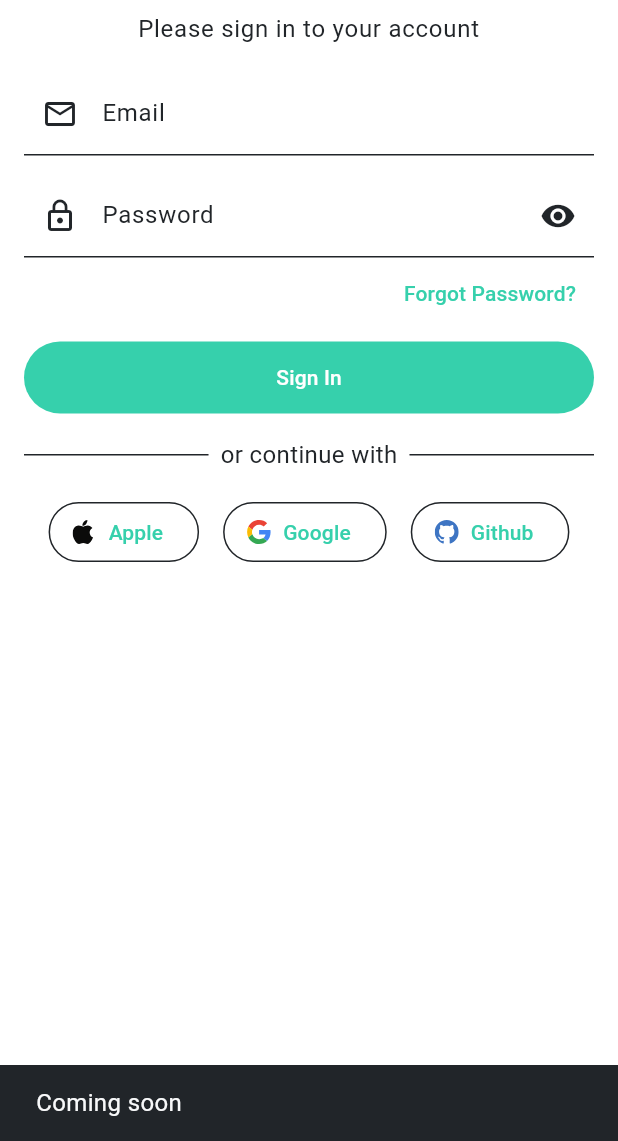
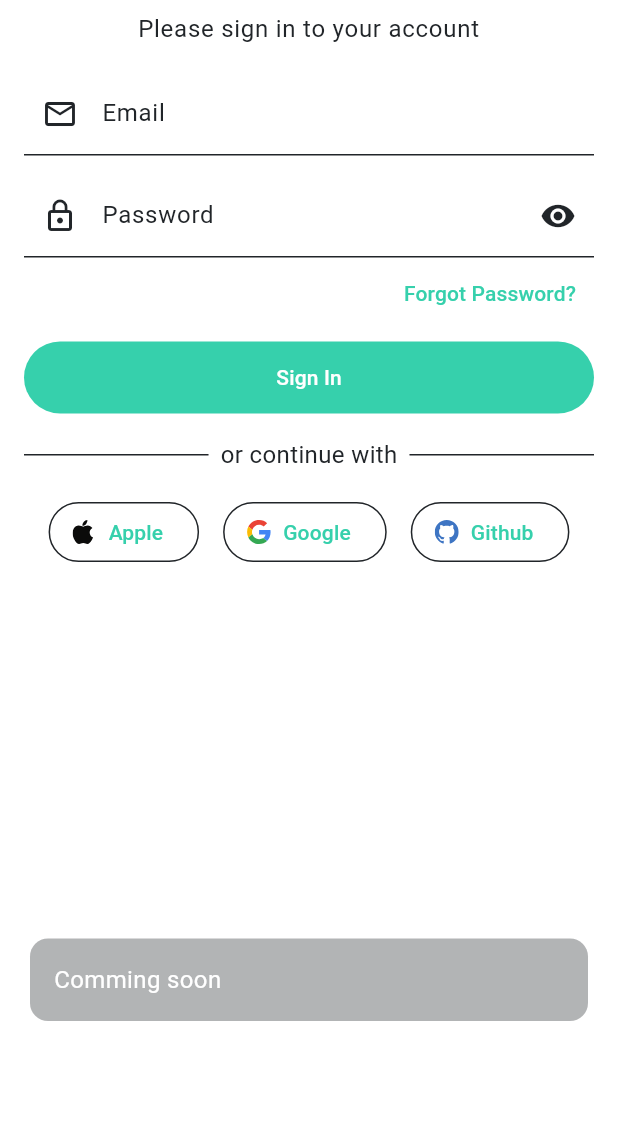
Before and after one commit to hsuehic/iTrade, a Flutter app: the screen it shows after launch, after a tap on "Apple", on a phone screen of 412 x 824 dp, the part 95-1236 px from its top. Run offline on Flutter 3.47's test engine with Material 3 defaults, Android fonts, the phone set to English and light mode, and no system bars; our stand-ins replace cookie_jar, dio, dio_cookie_manager, firebase_core, firebase_messaging, fl_chart and 7 more; missing offline and left inert: flutter_echarts, mobile_scanner; accounts and stored records are empty.

Commit message:
style: snack style

```diff
--- a/apps/mobile/lib/screens/login.dart
+++ b/apps/mobile/lib/screens/login.dart
@@ -52,9 +52,7 @@ class _LoginScreenState extends State<LoginScreen> {
       bool canCheckBiometrics = await _localAuth.canCheckBiometrics;
       if (!canCheckBiometrics) {
         if (!mounted) return;
-        ScaffoldMessenger.of(context).showSnackBar(
-          const SnackBar(content: Text('Device does not support biometrics')),
-        );
+        _showSnack('Device does not support biometrics');
         return;
       }
 
@@ -74,10 +72,31 @@ class _LoginScreenState extends State<LoginScreen> {
       }
     } catch (e) {
       if (!mounted) return;
-      ScaffoldMessenger.of(
-        context,
-      ).showSnackBar(SnackBar(content: Text('Biometric error: $e')));
+      _showSnack('Biometric error: $e');
     }
+  }
+
+  void _showSnack(String text) {
+    ScaffoldMessenger.of(context).showSnackBar(
+      SnackBar(
+        content: Text(
+          text,
+          style: TextStyle(
+            color: Theme.of(context).colorScheme.onPrimary.withAlpha(255),
+          ),
+        ),
+        backgroundColor: Theme.of(context).colorScheme.onSurface.withAlpha(88),
+        behavior: SnackBarBehavior.floating, // 改为悬浮样式
+        margin: const EdgeInsets.symmetric(
+          horizontal: 20,
+          vertical: 80,
+        ), // 控制上下左右位置
+        shape: RoundedRectangleBorder(borderRadius: BorderRadius.circular(12)),
+        padding: const EdgeInsets.all(16),
+        elevation: 0,
+        duration: Duration(seconds: 2),
+      ),
+    );
   }
 
   Future<void> _handleGoogleSignIn() async {
@@ -278,11 +297,7 @@ class _LoginScreenState extends State<LoginScreen> {
                 mainAxisAlignment: MainAxisAlignment.center,
                 children: [
                   OutlinedButton.icon(
-                    onPressed: () => {
-                      ScaffoldMessenger.of(context).showSnackBar(
-                        const SnackBar(content: Text('Coming soon')),
-                      ),
-                    },
+                    onPressed: () => {_showSnack('Comming soon')},
                     icon: SvgPicture.asset(
                       'assets/icons/apple.svg',
                       width: 16,
@@ -304,11 +319,7 @@ class _LoginScreenState extends State<LoginScreen> {
 
                   SizedBox(width: spacing.md),
                   OutlinedButton.icon(
-                    onPressed: () => {
-                      ScaffoldMessenger.of(context).showSnackBar(
-                        const SnackBar(content: Text('Coming soon')),
-                      ),
-                    },
+                    onPressed: () => {_showSnack('Comming soon')},
                     icon: SvgPicture.asset(
                       'assets/icons/github.svg',
                       width: 16,
```
